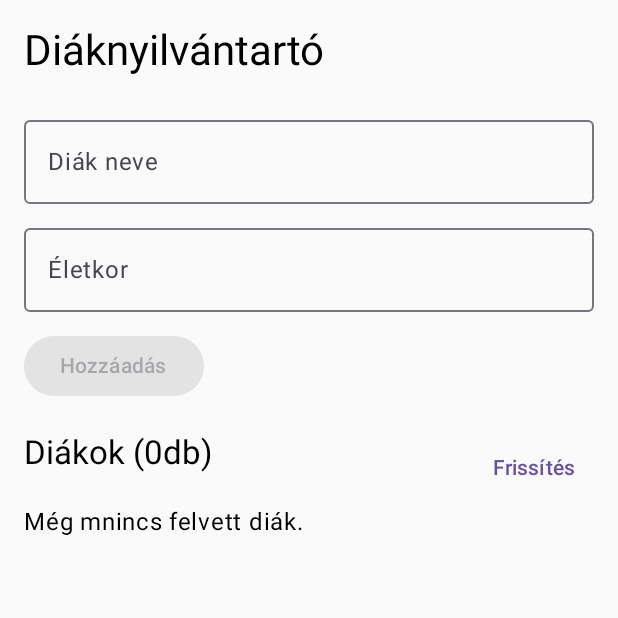
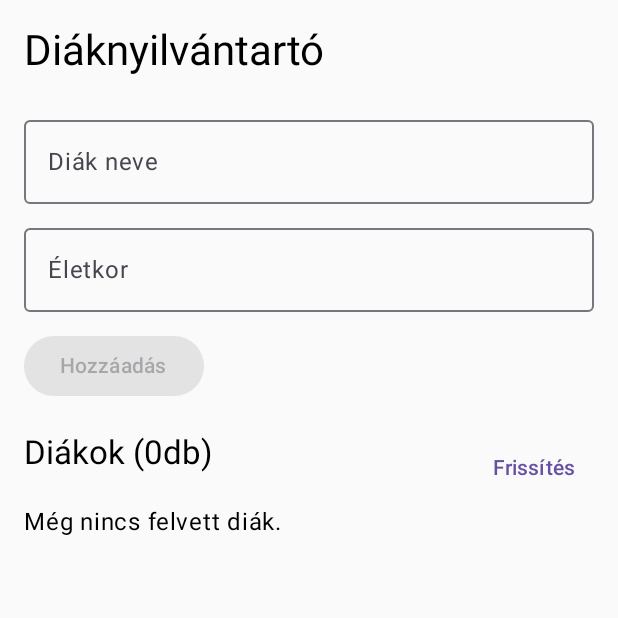
Before and after one commit to merenyimiklos/SQLiteCompose, an Android app built with Jetpack Compose: the screen it shows after launch (MainActivity), on a phone screen of 412 x 824 dp, the top half of it. Run offline under Robolectric (Android 15) with nearby library versions, the phone set to English and light mode, and no system bars.

Commit message:
Fix typo in MainActivity text and update IDE configuration
- Correct typo in the empty state text string in `MainActivity.kt` ("mnincs" -> "nincs")
- Add deployment target selection states for main, unitTest, and androidTest run configurations in `.idea/deploymentTargetSelector.xml`
- Update project settings in `.idea/misc.xml`

```diff
--- a/app/src/main/java/hu/petrik/sqlitecompose/MainActivity.kt
+++ b/app/src/main/java/hu/petrik/sqlitecompose/MainActivity.kt
@@ -160,7 +160,7 @@ fun StudentScreen() {
         }
 
         if (students.isEmpty()) {
-            Text("Még mnincs felvett diák.")
+            Text("Még nincs felvett diák.")
         }
 
         LazyColumn(
```
